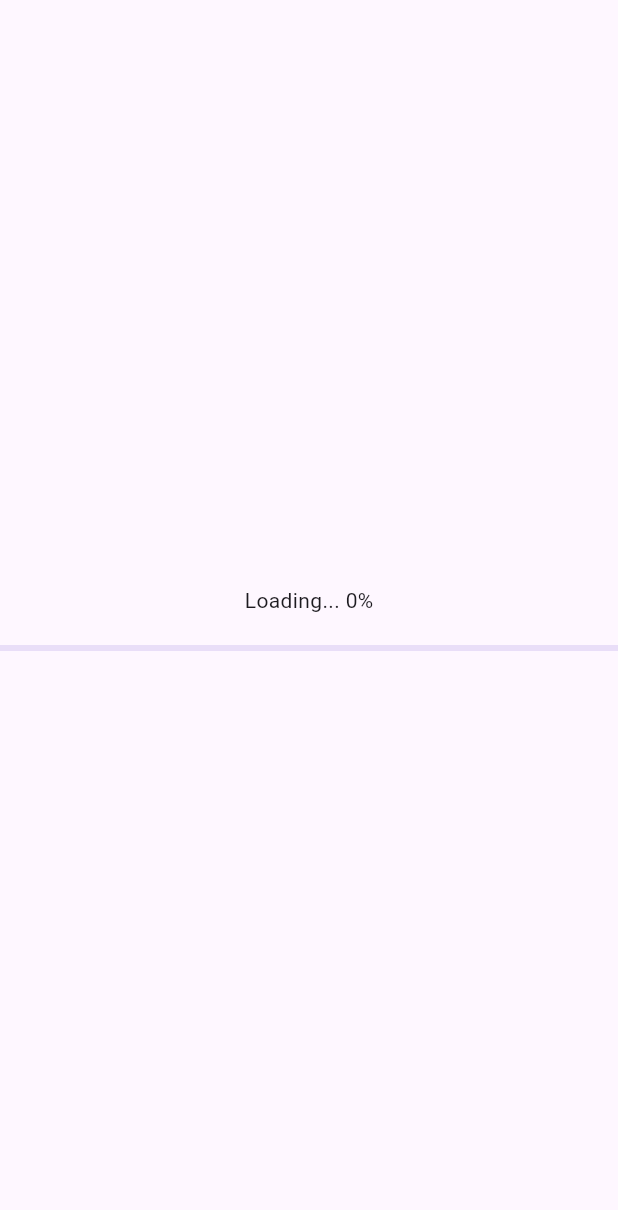
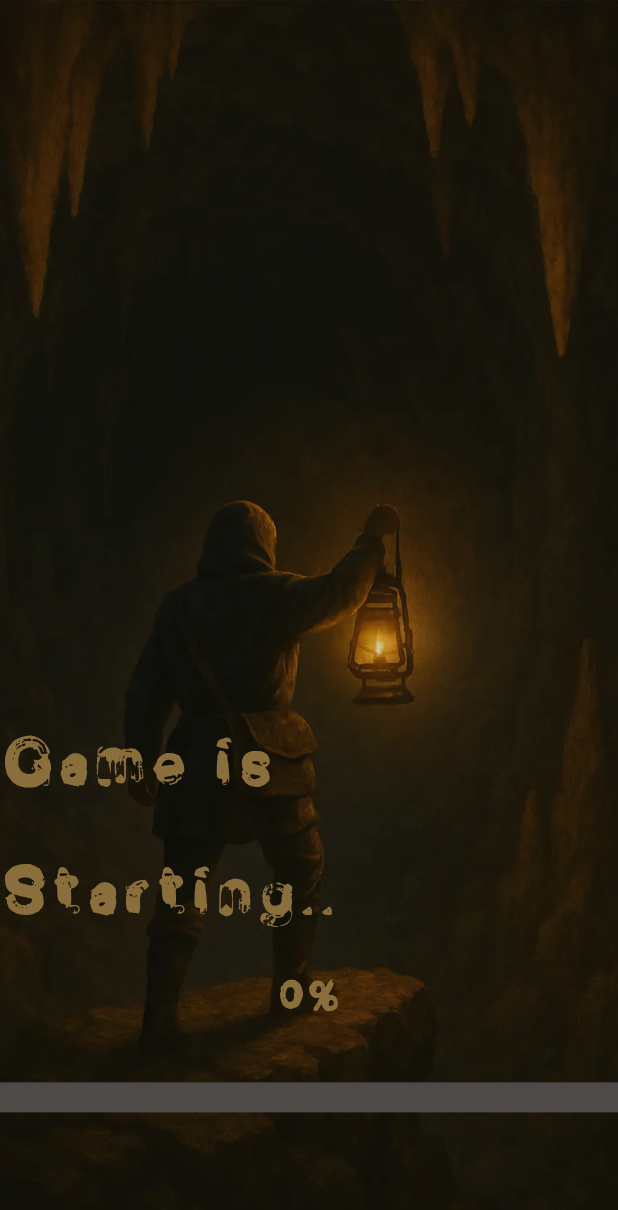
Before and after one commit to meYeeMing/cave_escape, a Flutter app: the screen it shows after launch, on a phone screen of 412 x 824 dp. Shown: the top 1210 px of the screen. Run offline on Flutter 3.47's test engine with Material 3 defaults, Android fonts, the phone set to English and light mode, and no system bars; our stand-ins replace hive, hive_flutter, logger; accounts and stored records are empty.

Commit message:
splash screen with loading

```diff
--- /dev/null
+++ b/lib/animations/Fade_out_background.dart
@@ -0,0 +1,25 @@
+import 'package:flutter/material.dart';
+
+class FadeBackground extends StatelessWidget {
+  final String imagePath;
+  final bool fadeOut;
+
+  const FadeBackground({
+    required this.imagePath,
+    required this.fadeOut,
+    super.key,
+  });
+
+  @override
+  Widget build(BuildContext context) {
+    return AnimatedOpacity(
+      opacity: fadeOut ? 0.0 : 0.8,
+      duration: const Duration(milliseconds: 5000),
+      curve: Curves.easeInOut,
+      child: Image.asset(
+        imagePath,
+        fit: BoxFit.cover,
+      ),
+    );
+  }
+}
--- a/lib/main.dart
+++ b/lib/main.dart
@@ -1,3 +1,4 @@
+import 'package:cave_escape/theme/app_colors.dart';
 import 'package:cave_escape/utils/logger.dart';
 import 'package:cave_escape/models/game_state_model.dart';
 import 'package:cave_escape/models/image.dart';
@@ -14,7 +15,7 @@ void main() async {
   WidgetsFlutterBinding.ensureInitialized();
 
   //initial Hive
-try {
+  try {
     if (kIsWeb) {
       // For web platform
       await Hive.initFlutter();
@@ -68,7 +69,18 @@ class MyApp extends StatelessWidget {
         //
         // This works for code too, not just values: Most code changes can be
         // tested with just a hot reload.
-        colorScheme: ColorScheme.fromSeed(seedColor: Colors.deepPurple),
+        scaffoldBackgroundColor: AppColors.background,
+        textTheme: const TextTheme(
+          bodyLarge: TextStyle(
+            color: AppColors.accentGold,
+          ),
+          bodyMedium: TextStyle(
+            color: AppColors.accentGold,
+          ),
+          bodySmall: TextStyle(
+            color: AppColors.accentGold,
+          ),
+        ),
       ),
       home: const SplashScreen(),
     );
@@ -94,19 +106,6 @@ class MyHomePage extends StatefulWidget {
 }
 
 class _MyHomePageState extends State<MyHomePage> {
-  int _counter = 0;
-
-  void _incrementCounter() {
-    setState(() {
-      // This call to setState tells the Flutter framework that something has
-      // changed in this State, which causes it to rerun the build method below
-      // so that the display can reflect the updated values. If we changed
-      // _counter without calling setState(), then the build method would not be
-      // called again, and so nothing would appear to happen.
-      _counter++;
-    });
-  }
-
   @override
   Widget build(BuildContext context) {
     // This method is rerun every time setState is called, for instance as done
@@ -125,38 +124,7 @@ class _MyHomePageState extends State<MyHomePage> {
         // the App.build method, and use it to set our appbar title.
         title: Text(widget.title),
       ),
-      body: Center(
-        // Center is a layout widget. It takes a single child and positions it
-        // in the middle of the parent.
-        child: Column(
-          // Column is also a layout widget. It takes a list of children and
-          // arranges them vertically. By default, it sizes itself to fit its
-          // children horizontally, and tries to be as tall as its parent.
-          //
-          // Column has various properties to control how it sizes itself and
-          // how it positions its children. Here we use mainAxisAlignment to
-          // center the children vertically; the main axis here is the vertical
-          // axis because Columns are vertical (the cross axis would be
-          // horizontal).
-          //
-          // TRY THIS: Invoke "debug painting" (choose the "Toggle Debug Paint"
-          // action in the IDE, or press "p" in the console), to see the
-          // wireframe for each widget.
-          mainAxisAlignment: MainAxisAlignment.center,
-          children: <Widget>[
-            const Text('You have pushed the button this many times:'),
-            Text(
-              '$_counter',
-              style: Theme.of(context).textTheme.headlineMedium,
-            ),
-          ],
-        ),
-      ),
-      floatingActionButton: FloatingActionButton(
-        onPressed: _incrementCounter,
-        tooltip: 'Increment',
-        child: const Icon(Icons.add),
-      ), // This trailing comma makes auto-formatting nicer for build methods.
+      body: Center(child: Container()),
     );
   }
 }
--- a/lib/screens/splash_screen.dart
+++ b/lib/screens/splash_screen.dart
@@ -1,6 +1,8 @@
 import 'package:cave_escape/screens/game_home_screen.dart';
 import 'package:cave_escape/utils/asset_loader.dart';
 import 'package:flutter/material.dart';
+import 'package:cave_escape/animations/Fade_out_background.dart';
+import 'package:cave_escape/theme/app_colors.dart';
 
 class SplashScreen extends StatefulWidget {
   const SplashScreen({super.key});
@@ -10,6 +12,7 @@ class SplashScreen extends StatefulWidget {
 
 class _SplashScreenState extends State<SplashScreen> {
   double _progress = 0.0;
+  bool _fadeOut = false;
 
   @override
   void initState() {
@@ -23,10 +26,16 @@ class _SplashScreenState extends State<SplashScreen> {
     await loader.loadAllAssets((double progress) {
       setState(() {
         _progress = progress;
+        debugPrint("Progress updated: $_progress");
       });
     });
 
+    setState(() {
+      _fadeOut = true; // Start fading out after loading assets
+    });
+
     // After loading, navigate to main screen
+    await Future.delayed(const Duration(milliseconds: 800));
     Navigator.pushReplacement(
       context,
       MaterialPageRoute(builder: (_) => GameHomeScreen()),
@@ -36,15 +45,49 @@ class _SplashScreenState extends State<SplashScreen> {
   @override
   Widget build(BuildContext context) {
     return Scaffold(
-      body: Center(
-        child: Column(
-          mainAxisAlignment: MainAxisAlignment.center,
-          children: [
-            Text("Loading... ${(100 * _progress).toInt()}%"),
-            const SizedBox(height: 20),
-            LinearProgressIndicator(value: _progress),
-          ],
-        ),
+      body: Stack(
+        fit: StackFit.expand,
+        children: [
+          FadeBackground(
+            imagePath: 'assets/images/splash_image.webp',
+            fadeOut: _fadeOut,
+          ),
+          Center(
+            child: Padding(
+              padding: EdgeInsets.only(
+                bottom: MediaQuery.of(context).size.height * 0.1,
+              ),
+              child: Column(
+                mainAxisAlignment: MainAxisAlignment.end,
+                children: [
+                  Align(
+                    alignment: Alignment.center,
+                    child: Text(
+                      "Game is Starting..",
+                      style: TextStyle(fontFamily: 'Dirtyboy', fontSize: 60),
+                    ),
+                  ),
+                  Align(
+                    alignment: Alignment.center,
+                    child: Text(
+                      '${(100 * _progress).toInt()}%',
+                      style: TextStyle(fontFamily: 'Dirtyboy', fontSize: 35),
+                    ),
+                  ),
+                  const SizedBox(height: 30),
+                  LinearProgressIndicator(
+                    value: _progress,
+                    backgroundColor: AppColors.stone,
+                    valueColor: AlwaysStoppedAnimation<Color>(
+                      AppColors.accentGold,
+                    ),
+                    minHeight: 20.0,
+                  ),
+                ],
+              ),
+            ),
+          ),
+        ],
       ),
     );
   }
--- /dev/null
+++ b/lib/theme/app_colors.dart
@@ -0,0 +1,14 @@
+import 'package:flutter/material.dart';
+
+class AppColors {
+  static const background = Color(0xFF1C1C1C); // Cave background
+  static const rock = Color(0xFF2B2B2B); // Rock shade
+  static const stone = Color(0xFF4E4A47); // Weathered stone
+  static const parchment = Color(0xFFD1B48C); // Carving tone
+
+  static const accentGold = Color(0xFF8A6E3C); // Carving highlight
+  static const glowCyan = Color(0xFF00FFD1); // Glowing mushroom
+
+  static const textLight = Color(0xFFF8F8F8); // Light text
+  static const textHighlight = Color(0xFFFFD700); // Highlighted text
+}
```
Also changed, not shown: lib/screens/game_home_screen.dart (+6 -1 lines), lib/utils/asset_loader.dart (+32 -14 lines), pubspec.yaml (+8 -4 lines), assets/fonts/CaveStone.ttf (added), assets/fonts/Dirtyboy.ttf (added), assets/images/game_home_screen.webp (added), assets/images/splash_image.webp (added), assets/images/splash_image_a.png (deleted).
